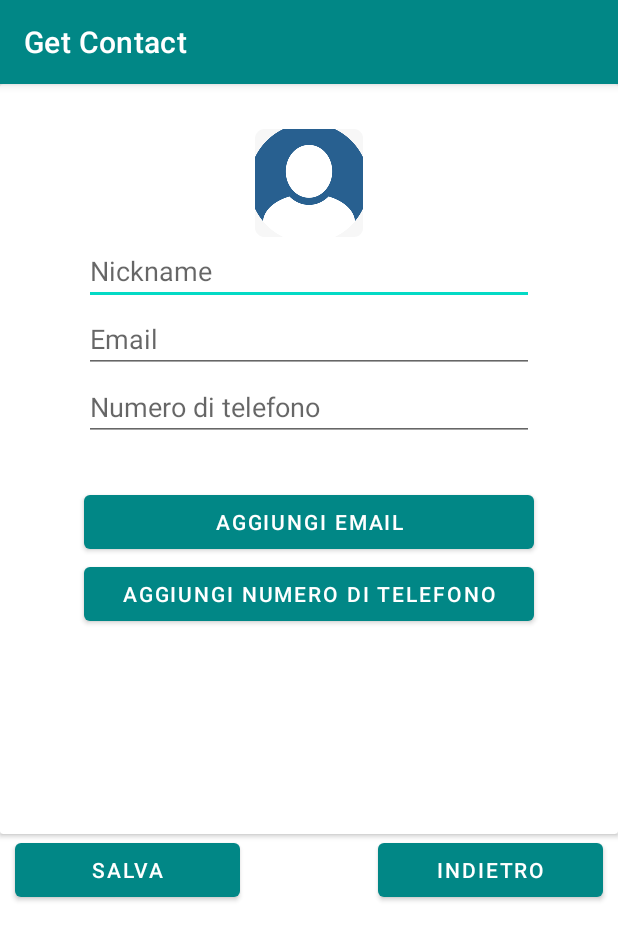
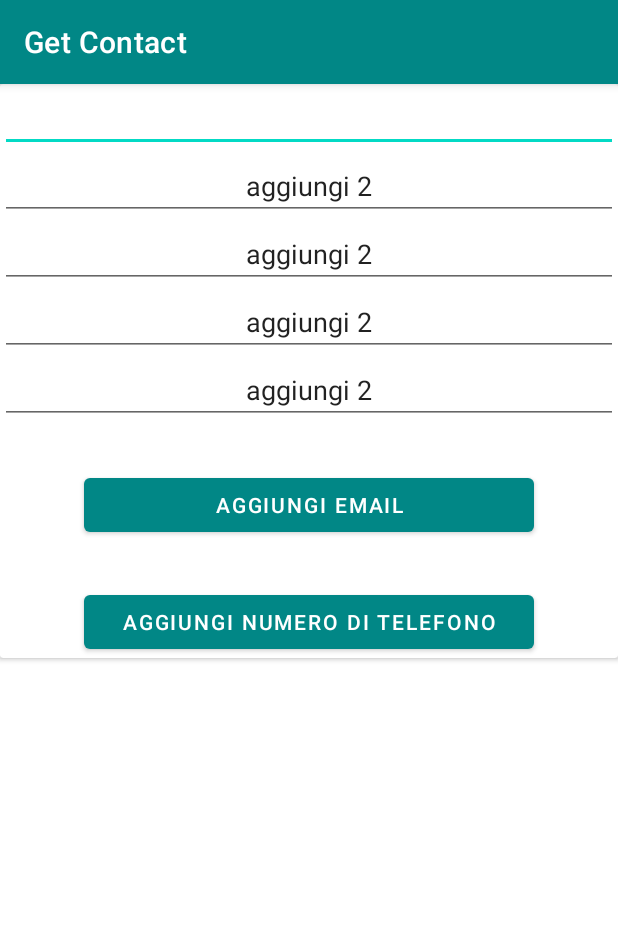
Before and after one commit to giadagabriele/Infocard, an Android app: the screen it shows after launch once a user with an empty profile is signed in (EditActivity before the commit, Edit_Activity2 after it), after a tap on "MODIFICA PROFILO", on a phone screen of 412 x 824 dp. Shown: the top 940 px of the screen. Run offline under Robolectric (Android 15) with nearby library versions, the phone set to English and light mode, and no system bars; our stand-ins replace Firebase (no records; nobody signed in at launch, a user with empty details on screens opened directly).

Commit message:
modifiche by Dodaro

```diff
--- a/app/src/main/AndroidManifest.xml
+++ b/app/src/main/AndroidManifest.xml
@@ -9,7 +9,8 @@
         android:roundIcon="@mipmap/logo_round"
         android:supportsRtl="true"
         android:theme="@style/Theme.Contatti">
-        <activity android:name=".RegistrationActivity"></activity>
+        <activity android:name=".Edit_Activity2"></activity>
+        <activity android:name=".RegistrationActivity" />
         <activity android:name=".EditActivity" />
         <activity
             android:name=".ui.login.Login"
--- a/app/src/main/java/com/example/contatti/EditActivity.java
+++ b/app/src/main/java/com/example/contatti/EditActivity.java
@@ -4,11 +4,17 @@
 import androidx.annotation.Nullable;
 import androidx.appcompat.app.AppCompatActivity;
 
+import android.content.Context;
 import android.content.Intent;
 import android.os.Bundle;
+import android.text.InputType;
+import android.text.Layout;
+import android.view.Gravity;
 import android.view.View;
 import android.widget.Button;
 import android.widget.EditText;
+import android.widget.LinearLayout;
+import android.widget.RelativeLayout;
 import android.widget.TextView;
 import android.widget.Toast;
 
@@ -54,10 +60,21 @@
         });
 
         final Button aggiungiEmail=findViewById(R.id.aggiungi_email);
+
         aggiungiEmail.setOnClickListener(new View.OnClickListener() {
             @Override
             public void onClick(View v) {
-                //dafare
+                LinearLayout l=findViewById(R.id.layout);
+                EditText t=new EditText(v.getContext());
+                RelativeLayout.LayoutParams lp=new RelativeLayout.LayoutParams(RelativeLayout.LayoutParams.MATCH_PARENT, RelativeLayout.LayoutParams.WRAP_CONTENT);
+                //lp.gravity=Gravity.CENTER;
+                lp.addRule(RelativeLayout.BELOW,R.id.edit_numero);
+                t.setLayoutParams(lp);
+                t.setHint("aggiungi email 2");
+                t.setEms(10);
+                t.setInputType(InputType.TYPE_TEXT_VARIATION_EMAIL_ADDRESS);
+                t.setGravity(Gravity.CENTER);
+                l.addView(t);
             }
         });
         final Button aggiungiNumero=findViewById(R.id.aggiungi_numero);
--- /dev/null
+++ b/app/src/main/java/com/example/contatti/Edit_Activity2.java
@@ -0,0 +1,63 @@
+package com.example.contatti;
+
+import androidx.appcompat.app.AppCompatActivity;
+
+import android.content.Context;
+import android.os.Bundle;
+import android.text.InputType;
+import android.view.Gravity;
+import android.view.View;
+import android.widget.Button;
+import android.widget.EditText;
+import android.widget.LinearLayout;
+import android.widget.RelativeLayout;
+
+import com.google.firebase.auth.FirebaseAuth;
+import com.google.firebase.auth.FirebaseUser;
+
+public class Edit_Activity2 extends AppCompatActivity {
+
+    @Override
+    protected void onCreate(Bundle savedInstanceState) {
+
+        super.onCreate(savedInstanceState);
+        setContentView(R.layout.activity_edit_2);
+        FirebaseAuth auth=FirebaseAuth.getInstance();
+        FirebaseUser utente=auth.getCurrentUser();
+        LinearLayout l=findViewById(R.id.layout_edit);
+        aggiungiTextField(l,utente.getEmail(),InputType.TYPE_TEXT_VARIATION_EMAIL_ADDRESS);
+        for(int i=0;i<4;i++){   //mi richiamo i dati dal db e aggiungi su ognuno
+            aggiungiTextField(l,"aggiungi 2",InputType.TYPE_TEXT_VARIATION_EMAIL_ADDRESS);
+        }
+        final Button aggiungiEmail=findViewById(R.id.aggiungi_email_edit);
+
+        aggiungiEmail.setOnClickListener(new View.OnClickListener() {
+            @Override
+            public void onClick(View v) {
+                aggiungiTextFieldVuoto(l,"email2",InputType.TYPE_TEXT_VARIATION_EMAIL_ADDRESS);
+            }
+        });
+    }
+    private void aggiungiTextField(LinearLayout l, String text, int inputType){
+        EditText t=new EditText(this);
+        LinearLayout.LayoutParams lp=new LinearLayout.LayoutParams(LinearLayout.LayoutParams.MATCH_PARENT, LinearLayout.LayoutParams.WRAP_CONTENT);
+        //lp.gravity=Gravity.CENTER;
+        t.setLayoutParams(lp);
+        t.setText(text);
+        t.setEms(10);
+        t.setInputType(inputType);
+        t.setGravity(Gravity.CENTER);
+        l.addView(t);
+    }
+    private void aggiungiTextFieldVuoto(LinearLayout l, String hint, int inputType){
+        EditText t=new EditText(this);
+        LinearLayout.LayoutParams lp=new LinearLayout.LayoutParams(LinearLayout.LayoutParams.MATCH_PARENT, LinearLayout.LayoutParams.WRAP_CONTENT);
+        //lp.gravity=Gravity.CENTER;
+        t.setLayoutParams(lp);
+        t.setHint(hint);
+        t.setEms(10);
+        t.setInputType(inputType);
+        t.setGravity(Gravity.CENTER);
+        l.addView(t);
+    }
+}
--- a/app/src/main/java/com/example/contatti/MainActivity.java
+++ b/app/src/main/java/com/example/contatti/MainActivity.java
@@ -43,10 +43,10 @@
                 @Override
                 public void onDataChange(@NonNull DataSnapshot snapshot) {
                     if(snapshot.exists()){
+                        String key=auth.getCurrentUser().getEmail();
                         nicknameEditText.setText(snapshot.child("GiadaGabriele").child("nickname").getValue().toString());
                         emailEditText.setText(snapshot.child("GiadaGabriele").child("email").getValue().toString());
                         numberEditText.setText(snapshot.child("GiadaGabriele").child("numeroDiTelefono").getValue().toString());
-                        //problemi: GiadaGabriele tecnicamente non dovrei saperlo + chiave db?
                     }
                 }
 
@@ -71,7 +71,7 @@
 
                 @Override
                 public void onClick(View v) {
-                    startActivity(new Intent(getApplicationContext(), EditActivity.class));
+                    startActivity(new Intent(getApplicationContext(), Edit_Activity2.class));
                     finish();
                 }
             });
--- a/app/src/main/res/layout/activity_edit.xml
+++ b/app/src/main/res/layout/activity_edit.xml
@@ -20,7 +20,8 @@
             <LinearLayout
                 android:layout_width="match_parent"
                 android:layout_height="match_parent"
-                android:orientation="vertical">
+                android:orientation="vertical"
+                android:id="@+id/layout">
 
                 <ImageView
                     android:id="@+id/edit_image"
@@ -44,7 +45,7 @@
                     android:id="@+id/edit_email"
                     android:layout_width="300dp"
                     android:layout_height="wrap_content"
-                    android:layout_below="@+id/contatto_nickname"
+                    android:layout_below="@+id/edit_nickname"
                     android:layout_gravity="center"
                     android:ems="10"
                     android:hint="@string/email"
--- /dev/null
+++ b/app/src/main/res/layout/activity_edit_2.xml
@@ -0,0 +1,50 @@
+<?xml version="1.0" encoding="utf-8"?>
+<androidx.constraintlayout.widget.ConstraintLayout xmlns:android="http://schemas.android.com/apk/res/android"
+    xmlns:app="http://schemas.android.com/apk/res-auto"
+    xmlns:tools="http://schemas.android.com/tools"
+    android:layout_width="match_parent"
+    android:layout_height="match_parent"
+    tools:context=".Edit_Activity2">
+
+    <androidx.cardview.widget.CardView
+        android:layout_width="match_parent"
+        android:layout_height="wrap_content"
+        tools:layout_editor_absoluteX="183dp"
+        tools:layout_editor_absoluteY="105dp"
+        android:id="@+id/cardview" >
+
+        <LinearLayout
+            android:layout_width="match_parent"
+            android:layout_height="match_parent"
+            android:orientation="vertical">
+
+            <LinearLayout
+                android:id="@+id/layout_edit"
+                android:layout_width="match_parent"
+                android:layout_height="match_parent"
+                android:orientation="vertical">
+
+            </LinearLayout>
+
+            <Button
+                android:id="@+id/aggiungi_email_edit"
+                android:layout_width="300dp"
+                android:layout_height="wrap_content"
+                android:layout_gravity="center"
+                android:layout_marginTop="30dp"
+                android:enabled="true"
+                android:text="@string/add_email" />
+
+            <Button
+                android:id="@+id/aggiungi_numero_edit"
+                android:layout_width="300dp"
+                android:layout_height="wrap_content"
+                android:layout_gravity="center"
+                android:layout_marginTop="30dp"
+                android:enabled="true"
+                android:text="@string/add_numero" />
+
+        </LinearLayout>
+
+    </androidx.cardview.widget.CardView>
+</androidx.constraintlayout.widget.ConstraintLayout>
```
